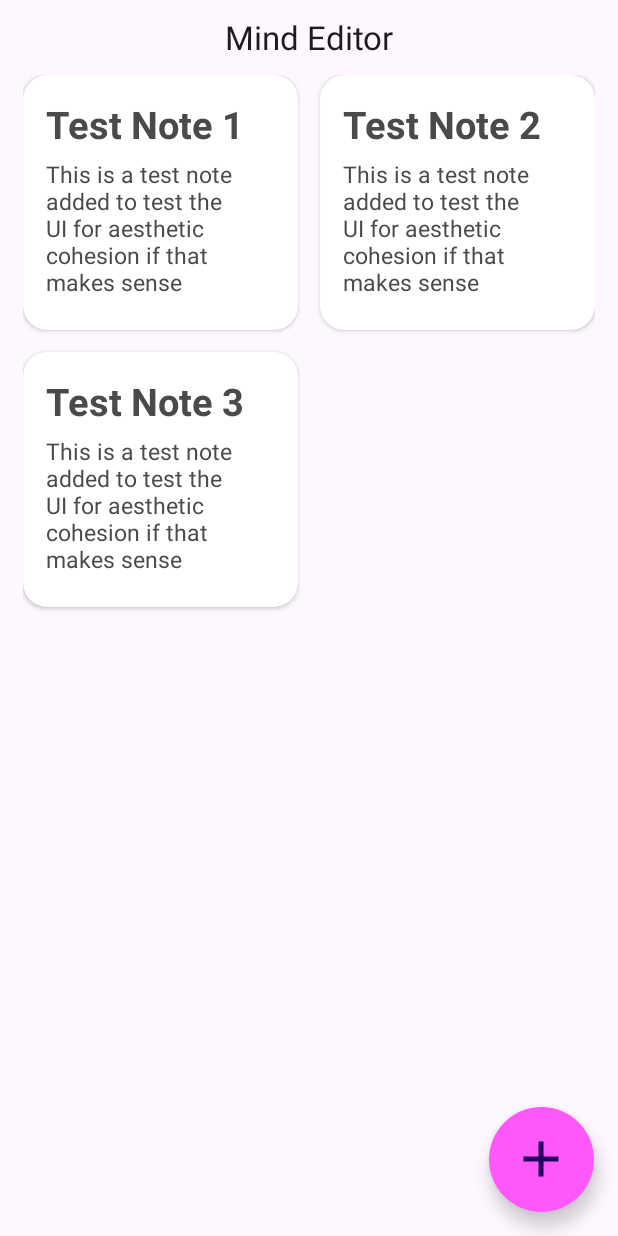
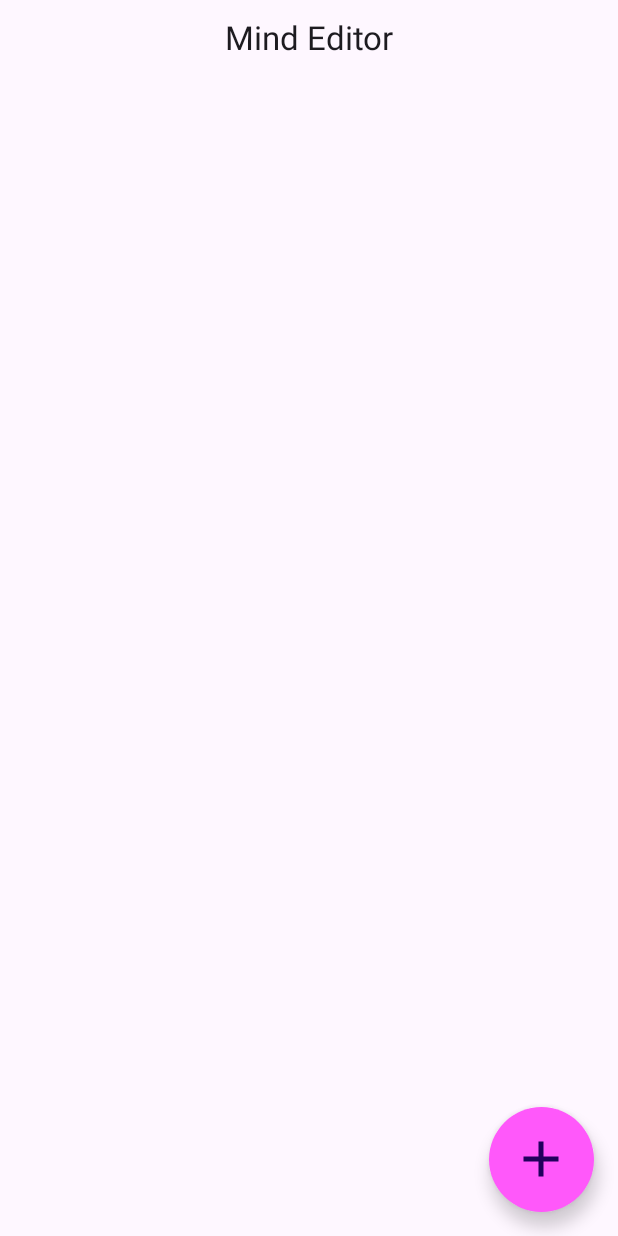
Before and after one commit to Andruid929/mind-android, an Android app: the screen it shows after launch (MainActivity), after a tap on "Show add note buttons", on a phone screen of 412 x 824 dp. Run offline under Robolectric (Android 15) with nearby library versions, the phone set to English and light mode, and no system bars.

Commit message:
0.9.0 - Primary List<Note> refactored to MainActivity for easy save and   retrieval - Deleted Notes.java because it has no usage after primary notes list   refactor - New notes go to MainActivity.notesList following refactor - Added intent flag for launching new activity from NotesArrayAdapter - Added two methods in MainActivity for saving and retrieving notes list - NotesEditorActivity gets notes from MainActivity - New colour resource for custom_notes_tiles.xml

```diff
--- a/app/build.gradle
+++ b/app/build.gradle
@@ -11,7 +11,7 @@ android {
         minSdk 24
         targetSdk 35
         versionCode 1
-        versionName "0.8.0"
+        versionName "0.9.0"
 
         testInstrumentationRunner "androidx.test.runner.AndroidJUnitRunner"
     }
--- a/app/src/main/java/net/druidlabs/mindsync/MainActivity.java
+++ b/app/src/main/java/net/druidlabs/mindsync/MainActivity.java
@@ -4,6 +4,7 @@ import android.content.Context;
 import android.content.Intent;
 import android.os.Bundle;
 import android.text.method.LinkMovementMethod;
+import android.util.Log;
 import android.view.LayoutInflater;
 import android.view.View;
 import android.view.animation.Animation;
@@ -24,13 +25,23 @@ import com.google.android.material.appbar.MaterialToolbar;
 import com.google.android.material.floatingactionbutton.FloatingActionButton;
 import com.google.android.material.navigation.NavigationView;
 import com.google.android.material.textfield.TextInputEditText;
+import com.google.gson.Gson;
+import com.google.gson.JsonIOException;
+import com.google.gson.JsonSyntaxException;
+import com.google.gson.reflect.TypeToken;
 
 import net.druidlabs.mindsync.activities.NoteEditorActivity;
 import net.druidlabs.mindsync.notes.Note;
-import net.druidlabs.mindsync.notes.Notes;
 import net.druidlabs.mindsync.notes.NotesArrayAdapter;
 import net.druidlabs.mindsync.ui.Animations;
 
+import java.io.BufferedReader;
+import java.io.BufferedWriter;
+import java.io.File;
+import java.io.FileReader;
+import java.io.FileWriter;
+import java.io.IOException;
+import java.util.LinkedList;
 import java.util.List;
 import java.util.Objects;
 
@@ -46,20 +57,19 @@ import java.util.Objects;
 
 public class MainActivity extends AppCompatActivity {
 
-    private DrawerLayout homeDrawerLayout;
-
-    private NavigationView homeNavigationView;
-
-    private MaterialToolbar homeToolbar;
-
-    private GridView notesListGridView;
+    /**
+     * Logcat tag for note saving and retrieving.
+     * */
+    private static final String NOTES_IO_TAG = "Notes I/O";
 
     private FloatingActionButton addNoteFab; //The button with the "+" icon
     private FloatingActionButton addTextNoteFab; //The button with the pencil icon
 
-    private List<Note> notesList;
+    public static List<Note> notesList;
 
     private NotesArrayAdapter<Note> notesArrayAdapter;
+
+    public static final String DATA_FILE_NAME = "MNDDTR.mnd";
 
     /**
      * The state of the add note button,
@@ -69,7 +79,7 @@ public class MainActivity extends AppCompatActivity {
 
     private boolean isAddNoteFabClicked;
 
-    private Context context;
+    private Context appContext;
 
     @Override
     protected void onCreate(Bundle savedInstanceState) {
@@ -84,29 +94,25 @@ public class MainActivity extends AppCompatActivity {
 
         isAddNoteFabClicked = false;
 
-        context = getApplicationContext();
+        appContext = getApplicationContext();
 
-        homeDrawerLayout = findViewById(R.id.main);
+        DrawerLayout homeDrawerLayout = findViewById(R.id.main);
 
-        homeNavigationView = findViewById(R.id.home_drawer_nav_view);
+        NavigationView homeNavigationView = findViewById(R.id.home_drawer_nav_view);
 
-        homeToolbar = findViewById(R.id.home_toolbar);
+        MaterialToolbar homeToolbar = findViewById(R.id.home_toolbar);
 
-        notesListGridView = findViewById(R.id.home_notes_gridview);
+        GridView notesListGridView = findViewById(R.id.home_notes_gridview);
+
+        notesList = readTypeFromStorage();
 
         addNoteFab = findViewById(R.id.home_add_note_fab);
         addTextNoteFab = findViewById(R.id.home_add_text_note_fab);
 
-        new Note("Test Note 1", "This is a test note added to test the UI for aesthetic cohesion if that makes sense");
-        new Note("Test Note 2", "This is a test note added to test the UI for aesthetic cohesion if that makes sense");
-        new Note("Test Note 3", "This is a test note added to test the UI for aesthetic cohesion if that makes sense");
-
-        notesList = Notes.getNotes();
-
         TextView devUrlText = homeNavigationView.getHeaderView(0).findViewById(R.id.menu_dev_url);
         devUrlText.setMovementMethod(LinkMovementMethod.getInstance());
 
-        notesArrayAdapter = new NotesArrayAdapter<>(MainActivity.this, R.layout.custom_notes_tiles, notesList);
+        notesArrayAdapter = new NotesArrayAdapter<>(appContext, R.layout.custom_notes_tiles, notesList);
 
         notesListGridView.setAdapter(notesArrayAdapter);
 
@@ -123,9 +129,7 @@ public class MainActivity extends AppCompatActivity {
 
         addNoteFab.setOnClickListener(v -> onFabExpanded());
 
-        addTextNoteFab.setOnClickListener(v -> {
-            addNoteDialog();
-        });
+        addTextNoteFab.setOnClickListener(v -> addNoteDialog());
     }
 
     @Override
@@ -133,6 +137,74 @@ public class MainActivity extends AppCompatActivity {
         super.onResume();
 
         notesArrayAdapter.notifyDataSetChanged();
+
+        saveNotesToStorage();
+    }
+
+    @Override
+    protected void onPause() {
+        super.onPause();
+
+        saveNotesToStorage();
+    }
+
+    /**
+     * Save the given {@code data} to the the documents folder.
+     * This uses Google {@link Gson} to serialise the data to a {@code} String and writes it
+     * to the file whose name is specified by {@code fileName}.
+     *
+     * @see #readTypeFromStorage()
+     * @since 0.9.0
+     */
+    private void saveNotesToStorage() {
+        Gson gson = new Gson();
+
+        File dataFile = new File(getFilesDir().getPath() + DATA_FILE_NAME);
+
+        try {
+            if (!dataFile.exists()) {
+                Log.d(NOTES_IO_TAG, "Data non-existent: " + dataFile.createNewFile());
+            }
+        } catch (IOException e) {
+            Log.d(NOTES_IO_TAG, "Unable to create save file, aborting save!");
+            e.printStackTrace(System.err);
+        }
+
+        try (FileWriter fileWriter = new FileWriter(dataFile);
+             BufferedWriter writer = new BufferedWriter(fileWriter)) {
+
+            gson.toJson(notesList, new TypeToken<List<Note>>() {}.getType(), writer);
+            Log.d(NOTES_IO_TAG, "Save successful");
+        } catch (JsonIOException | IOException e) {
+            Log.d(NOTES_IO_TAG, "Unable to write to save file, aborting save!");
+            e.printStackTrace(System.err);
+        }
+    }
+
+    /**
+     * Retrieve saved data from the storage under the {@code fileName} specified.
+     *
+     * @see #saveNotesToStorage()
+     * @since 0.9.0
+     */
+
+    private List<Note> readTypeFromStorage() {
+        Gson gson = new Gson();
+
+        File dataFile = new File(appContext.getFilesDir().getPath() + DATA_FILE_NAME);
+
+        if (!dataFile.exists()) {
+            return new LinkedList<>();
+        }
+
+        try (FileReader fileReader = new FileReader(dataFile);
+             BufferedReader reader = new BufferedReader(fileReader)) {
+
+            return gson.fromJson(reader, new TypeToken<List<Note>>() {}.getType());
+
+        } catch (IOException | JsonSyntaxException e) {
+            return new LinkedList<>();
+        }
     }
 
     /**
@@ -140,7 +212,7 @@ public class MainActivity extends AppCompatActivity {
      * If the input is not blank, the note editor activity will be opened and the new note registered.
      *
      * @since 0.8.0
-     * */
+     */
 
     private void addNoteDialog() {
         LayoutInflater viewInflater = (LayoutInflater) getSystemService(LAYOUT_INFLATER_SERVICE);
@@ -149,14 +221,16 @@ public class MainActivity extends AppCompatActivity {
 
         TextInputEditText dialogBox = noteDialogView.findViewById(R.id.add_note_dialog_textinput_edittext);
 
-        AlertDialog.Builder builder = new AlertDialog.Builder(MainActivity.this);
+        AlertDialog.Builder builder = new AlertDialog.Builder(this);
 
         builder.setView(noteDialogView);
         builder.setPositiveButton(R.string.add_note_dialog_pos_btn, (dialog, which) -> {
             String newNoteHeading = Objects.requireNonNull(dialogBox.getText()).toString();
 
-            while (newNoteHeading.isBlank()) {
-                Toast.makeText(context, R.string.blank_note_warning, Toast.LENGTH_SHORT).show();
+            if (newNoteHeading.isBlank()) {
+                dialog.dismiss();
+                Toast.makeText(appContext, R.string.blank_note_warning, Toast.LENGTH_SHORT).show();
+                return;
             }
 
             dialog.dismiss();
@@ -165,8 +239,8 @@ public class MainActivity extends AppCompatActivity {
 
             notesArrayAdapter.notifyDataSetChanged();
 
-            Intent noteEditorIntent = new Intent(context, NoteEditorActivity.class);
-            noteEditorIntent.putExtra(Note.INTENT_NOTE_POSITION, Notes.getNotes().size() - 1);
+            Intent noteEditorIntent = new Intent(appContext, NoteEditorActivity.class);
+            noteEditorIntent.putExtra(Note.INTENT_NOTE_POSITION, notesList.size() - 1);
             startActivity(noteEditorIntent);
         });
         builder.setNegativeButton(R.string.add_note_dialog_neg_btn, ((dialog, which) -> dialog.dismiss()));
@@ -214,11 +288,11 @@ public class MainActivity extends AppCompatActivity {
      */
 
     private void startAnimation(boolean clicked) {
-        Animation fromBottom = Animations.FROM_BOTTOM.getAnimation(context);
-        Animation toBottom = Animations.TO_BOTTOM.getAnimation(context);
+        Animation fromBottom = Animations.FROM_BOTTOM.getAnimation(appContext);
+        Animation toBottom = Animations.TO_BOTTOM.getAnimation(appContext);
 
-        Animation rotateOpen = Animations.ROTATE_90_CLOCKWISE.getAnimation(context);
-        Animation rotateClose = Animations.ROTATE_90_ANTI_CLOCKWISE.getAnimation(context);
+        Animation rotateOpen = Animations.ROTATE_90_CLOCKWISE.getAnimation(appContext);
+        Animation rotateClose = Animations.ROTATE_90_ANTI_CLOCKWISE.getAnimation(appContext);
 
         if (!clicked) {
             addTextNoteFab.startAnimation(fromBottom);
--- a/app/src/main/java/net/druidlabs/mindsync/notes/Note.java
+++ b/app/src/main/java/net/druidlabs/mindsync/notes/Note.java
@@ -1,11 +1,13 @@
 package net.druidlabs.mindsync.notes;
+
+import net.druidlabs.mindsync.MainActivity;
 
 import java.util.Objects;
 
 /**
  * This class represents a note and contains the note's data.
  * <p>The moment an object of this class and the parameters are valid,
- * this note is automatically added to {@link Notes#notes}.
+ * this note is automatically added to {@link MainActivity#notesList}.
  *
  * @author Andrew Jones
  * @version 1.0
@@ -16,10 +18,6 @@ public final class Note {
 
     public static final String TEST_HEADING = "Testing header";
     public static final String TEST_BODY = "Testing body";
-
-    public static final String INTENT_HEADING = "Note heading";
-    public static final String INTENT_BODY = "Note body";
-
     public static final String INTENT_NOTE_POSITION = "Clicked note position";
 
     /**
@@ -38,7 +36,7 @@ public final class Note {
      * Get a new note instance.
      * <p>Passing in {@link #TEST_HEADING} for the heading and
      * {@link #TEST_BODY} for the body will set this note as a test note and
-     * will not add automatically add it to {@link Notes#getNotes()}.
+     * will not add automatically add it to {@link MainActivity#notesList}.
      * @param heading the heading/title of the note.
      * @param body    the body of the note.
      */
@@ -55,7 +53,7 @@ public final class Note {
             return;
         }
 
-        Notes.notes.add(this);
+        MainActivity.notesList.add(this);
     }
 
     /**
--- a/app/src/main/java/net/druidlabs/mindsync/notes/Notes.java
+++ /dev/null
@@ -1,60 +0,0 @@
-package net.druidlabs.mindsync.notes;
-
-import java.util.Collection;
-import java.util.HashSet;
-import java.util.LinkedList;
-import java.util.List;
-import java.util.Set;
-
-/**
- * Utility class for getting {@link Note} collections.
- *
- * @author Andrew Jones
- * @version 1.0
- * @since 0.1.0
- */
-
-public final class Notes {
-
-    /**
-     * At its core, this app is powered by a {@link LinkedList}.
-     */
-
-    static final List<Note> notes = new LinkedList<>();
-
-    private Notes() {
-    }
-
-    /**
-     * Default way the notes are handled, sorted following insertion order.
-     *
-     * @return all initialised notes that aren't test notes.
-     */
-
-    public static List<Note> getNotes() {
-        return notes;
-    }
-
-    /**
-     * If insertion order is not important,
-     * this method returns all notes not following any specific order.
-     *
-     * @return all initialised notes unsorted.
-     */
-
-    public static Set<Note> getNotesSet() {
-        return new HashSet<>(notes);
-    }
-
-    /**
-     * Populate an existing {@link Collection Collection&lt;Note&gt;} and return it.
-     *
-     * @param collection an object of a class that implements a {@link Collection} of type {@code Note}.
-     * @return the specified {@code collection} populated with all initialised notes.
-     */
-
-    public static <N extends Collection<Note>> N getNoteCollection(N collection) {
-        collection.addAll(notes);
-        return collection;
-    }
-}
--- a/app/src/main/java/net/druidlabs/mindsync/notes/NotesArrayAdapter.java
+++ b/app/src/main/java/net/druidlabs/mindsync/notes/NotesArrayAdapter.java
@@ -1,4 +1,6 @@
 package net.druidlabs.mindsync.notes;
+
+import static android.content.Intent.FLAG_ACTIVITY_NEW_TASK;
 
 import android.content.Context;
 import android.content.Intent;
@@ -32,11 +34,13 @@ public class NotesArrayAdapter<N extends Note> extends ArrayAdapter<N> {
     private final LayoutInflater inflater;
     private final int resource;
 
+    private final Context context;
     public NotesArrayAdapter(@NonNull Context context, int resource, @NonNull List<N> notes) {
         super(context, resource, notes);
 
         this.notes = notes;
         this.resource = resource;
+        this.context = context;
 
         inflater = (LayoutInflater) context.getSystemService(Context.LAYOUT_INFLATER_SERVICE);
     }
@@ -78,9 +82,10 @@ public class NotesArrayAdapter<N extends Note> extends ArrayAdapter<N> {
 
         viewHolder.noteCardView.setOnClickListener(v -> {
             Intent noteEditorIntent = new Intent(getContext(), NoteEditorActivity.class);
+            noteEditorIntent.setFlags(FLAG_ACTIVITY_NEW_TASK);
             noteEditorIntent.putExtra(Note.INTENT_NOTE_POSITION, position); //Send the clicked note's index to the NoteEditorActivity
 
-            getContext().startActivity(noteEditorIntent);
+            context.startActivity(noteEditorIntent);
         });
 
         return convertView;
--- a/app/src/main/res/layout/custom_notes_tiles.xml
+++ b/app/src/main/res/layout/custom_notes_tiles.xml
@@ -7,12 +7,14 @@
         android:layout_margin="20dp"
         android:elevation="10dp"
         android:padding="10dp"
+        android:backgroundTint="@color/notesTilesBg"
         app:cardCornerRadius="16dp">
 
     <androidx.constraintlayout.widget.ConstraintLayout
             android:layout_width="match_parent"
             android:layout_height="match_parent"
-            android:padding="10dp">
+            android:padding="10dp"
+            >
 
         <TextView
                 android:id="@+id/note_heading_textview"
--- a/app/src/main/res/values-night/colors.xml
+++ b/app/src/main/res/values-night/colors.xml
@@ -3,5 +3,6 @@
 
     <color name="colourPrimary">#692E7E</color>
     <color name="textPrimaryColour">#DADADA</color>
+    <color name="notesTilesBg">#444444</color>
 
 </resources>
--- a/app/src/main/res/values/colors.xml
+++ b/app/src/main/res/values/colors.xml
@@ -5,5 +5,6 @@
     <color name="transparent">#00FFFFFF</color>
     <color name="colourPrimary">#FF58FA</color>
     <color name="textPrimaryColour">#4A4A4A</color>
+    <color name="notesTilesBg">#FFFFFF</color>
 
 </resources>
```
Also changed, not shown: app/src/main/java/net/druidlabs/mindsync/activities/NoteEditorActivity.java (+3 -5 lines).
